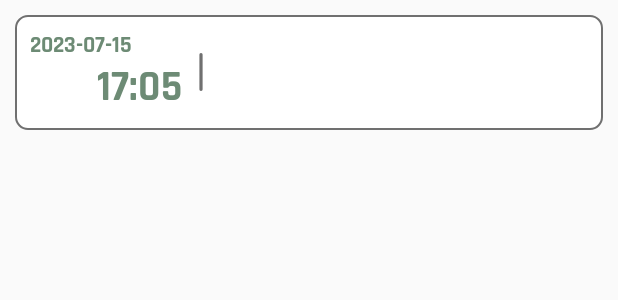
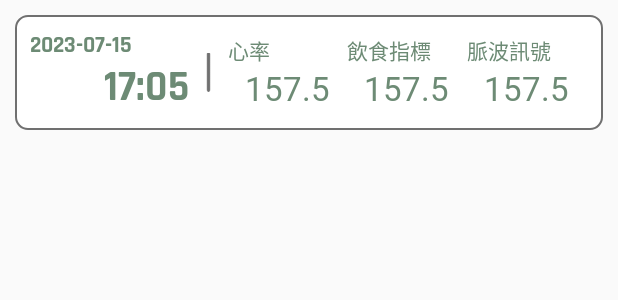
Before and after one commit to w94vu06/PPGfingerApp, an Android app: the layout view_record.xml on its own in the app's theme, with its tools: preview values and no code run, on a phone screen of 412 x 824 dp. Shown: the top 300 px of the screen. Run offline under Robolectric (Android 15) with nearby library versions, the light colour scheme and no system bars.

Commit message:
record畫面更改

```diff
--- a/app/src/main/java/com/example/myapplication/Data/DataRecord.java
+++ b/app/src/main/java/com/example/myapplication/Data/DataRecord.java
@@ -3,14 +3,17 @@ package com.example.myapplication.Data;
 import androidx.lifecycle.ViewModel;
 
 public class DataRecord extends ViewModel {
-    private String date,time,preloadData;
+    private String date,time,heartbeat,index,brain,preloadData;
 
     public DataRecord() {
     }
 
-    public DataRecord(String date,String time){
+    public DataRecord(String date,String time,String heartbeat,String index,String brain){
         this.date = date;
         this.time = time;
+        this.heartbeat = heartbeat;
+        this.index = index;
+        this.brain = brain;
     }
     public void setData(String newData) {
         preloadData = newData;
--- a/app/src/main/res/layout/view_record.xml
+++ b/app/src/main/res/layout/view_record.xml
@@ -46,9 +46,86 @@
         android:layout_gravity="center"
         android:src="@drawable/line"/>
 
-    <Space
+    <LinearLayout
         android:layout_width="0dp"
         android:layout_height="wrap_content"
-        android:layout_weight="1"/>
+        android:layout_weight="0.3"
+        android:layout_gravity="center"
+        android:orientation="vertical">
+
+        <TextView
+            android:layout_width="wrap_content"
+            android:layout_height="wrap_content"
+            android:text="心率"
+            android:textSize="@dimen/sp_14"
+            android:textColor="@color/green"
+            android:fontFamily="@font/glowsanssc_condensed_medium"/>
+
+        <TextView
+            android:id="@+id/txt_heartbeat"
+            android:layout_width="wrap_content"
+            android:layout_height="wrap_content"
+            android:layout_gravity="center"
+            android:text="157.5"
+            android:textSize="@dimen/sp_22"
+            android:textColor="@color/green"
+            android:fontFamily="@font/glowsanssc_condensed_medium"/>
+
+    </LinearLayout>
+
+    <LinearLayout
+        android:layout_width="0dp"
+        android:layout_height="wrap_content"
+        android:layout_weight="0.3"
+        android:layout_gravity="center"
+        android:orientation="vertical">
+
+        <TextView
+            android:layout_width="wrap_content"
+            android:layout_height="wrap_content"
+            android:text="飲食指標"
+            android:textSize="@dimen/sp_14"
+            android:textColor="@color/green"
+            android:fontFamily="@font/glowsanssc_condensed_medium"/>
+
+        <TextView
+            android:id="@+id/txt_eatIndex"
+            android:layout_width="wrap_content"
+            android:layout_height="wrap_content"
+            android:layout_gravity="center"
+            android:text="157.5"
+            android:textSize="@dimen/sp_22"
+            android:textColor="@color/green"
+            android:fontFamily="@font/glowsanssc_condensed_medium"/>
+
+    </LinearLayout>
+
+    <LinearLayout
+        android:layout_width="0dp"
+        android:layout_height="wrap_content"
+        android:layout_weight="0.3"
+        android:layout_gravity="center"
+        android:layout_marginEnd="@dimen/dp_10"
+        android:orientation="vertical">
+
+        <TextView
+            android:layout_width="wrap_content"
+            android:layout_height="wrap_content"
+            android:text="脈波訊號"
+            android:textSize="@dimen/sp_14"
+            android:textColor="@color/green"
+            android:fontFamily="@font/glowsanssc_condensed_medium"/>
+
+        <TextView
+            android:id="@+id/txt_brain"
+            android:layout_width="wrap_content"
+            android:layout_height="wrap_content"
+            android:layout_gravity="center"
+            android:text="157.5"
+            android:textSize="@dimen/sp_22"
+            android:textColor="@color/green"
+            android:fontFamily="@font/glowsanssc_condensed_medium"/>
+
+    </LinearLayout>
 
 </LinearLayout>
```
